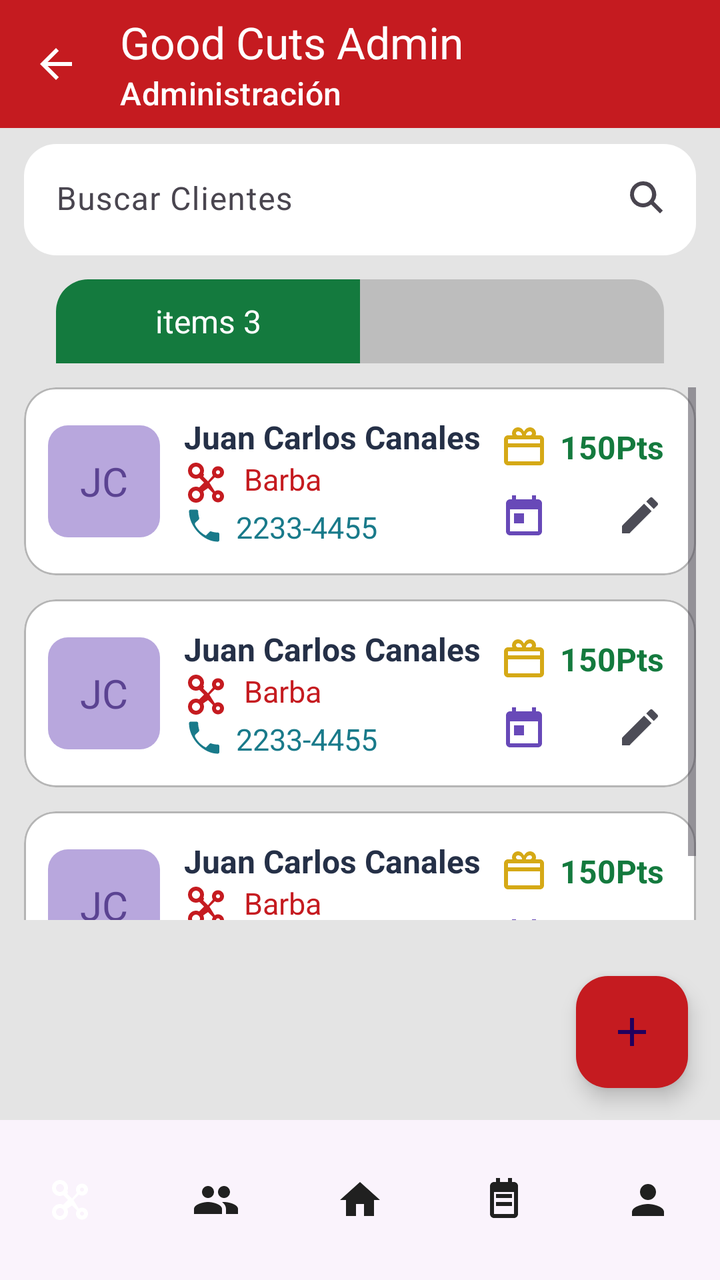
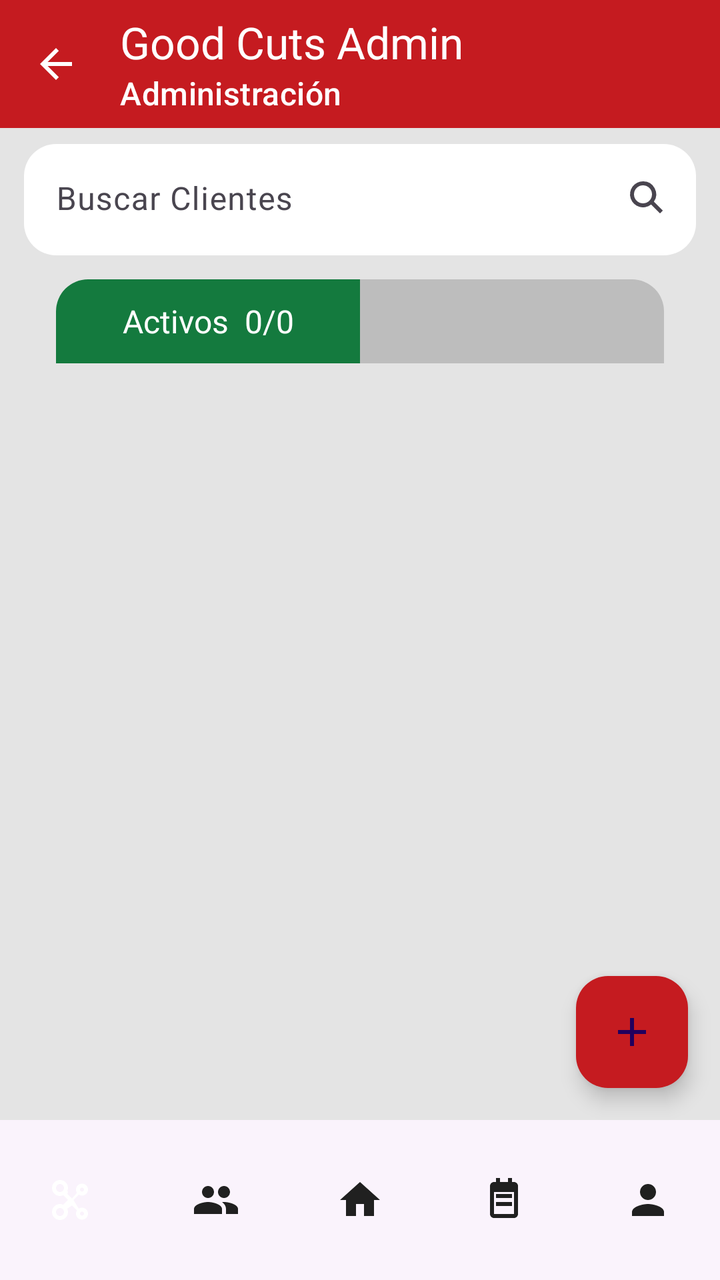

An Android layout rendered at two revisions. The XML below is the earlier revision; the diff shows what the commit changed to produce the second picture.
<!-- AndroidManifest.xml: application theme Theme.Proyect_BS -->
<!-- res/layout/pantalla_clientes.xml -->
<?xml version="1.0" encoding="utf-8"?>
<LinearLayout xmlns:android="http://schemas.android.com/apk/res/android"
    xmlns:app="http://schemas.android.com/apk/res-auto"
    android:layout_width="match_parent"
    android:layout_height="match_parent"
    android:background="#E4E4E4"
    android:fitsSystemWindows="true"
    android:orientation="vertical">
    <include layout="@layout/toolbar_admin_back" />
    <com.google.android.material.textfield.TextInputLayout
        android:id="@+id/admin_search_field"
        android:layout_width="match_parent"
        android:layout_height="wrap_content"
        android:layout_marginStart="12dp"
        android:layout_marginTop="8dp"
        android:layout_marginEnd="12dp"
        android:layout_marginBottom="12dp"
        android:hint="Buscar Clientes"
        app:boxBackgroundMode="filled"
        app:boxBackgroundColor="@android:color/white"
        app:boxStrokeWidth="0dp"
        app:boxStrokeWidthFocused="0dp"
        app:boxCornerRadiusTopStart="16dp"
        app:boxCornerRadiusTopEnd="16dp"
        app:boxCornerRadiusBottomStart="16dp"
        app:boxCornerRadiusBottomEnd="16dp"
        app:endIconMode="custom"
        app:endIconDrawable="@drawable/ic_search"
        style="@style/Widget.Material3.TextInputLayout.OutlinedBox">
        <com.google.android.material.textfield.TextInputEditText
            android:layout_width="match_parent"
            android:layout_height="wrap_content"
            android:singleLine="true" />
    </com.google.android.material.textfield.TextInputLayout>
    <LinearLayout
        android:layout_width="match_parent"
        android:layout_height="42dp"
        android:layout_marginHorizontal="28dp"
        android:orientation="horizontal">
        <TextView
            android:layout_width="0dp"
            android:layout_height="match_parent"
            android:layout_weight="1"
            android:background="@drawable/bg_filter_active_top"
            android:gravity="center"
            android:text="items 3"
            android:textColor="@android:color/white"
            android:textSize="16sp" />
        <Spinner
            android:id="@+id/dropdown_client_status"
            android:layout_width="0dp"
            android:layout_height="match_parent"
            android:layout_weight="1"
            android:background="@drawable/bg_filter_history_top"
            android:gravity="center"
            android:spinnerMode="dropdown" />
    </LinearLayout>
    <ScrollView
        android:layout_width="match_parent"
        android:layout_height="0dp"
        android:layout_weight="1"
        android:padding="12dp">
        <LinearLayout
            android:layout_width="match_parent"
            android:layout_height="wrap_content"
            android:orientation="vertical">
            <include android:id="@+id/client_item_one" layout="@layout/item_admin_client" />
            <include android:id="@+id/client_item_two" layout="@layout/item_admin_client" />
            <include android:id="@+id/client_item_three" layout="@layout/item_admin_client" />
        </LinearLayout>
    </ScrollView>
    <com.google.android.material.floatingactionbutton.FloatingActionButton
        android:id="@+id/action_add_client"
        android:layout_width="wrap_content"
        android:layout_height="wrap_content"
        android:layout_gravity="end"
        android:layout_margin="16dp"
        android:contentDescription="Agregar cliente"
        android:src="@drawable/ic_add"
        app:backgroundTint="#C51B20" />
    <include layout="@layout/admin_bottom_navigation" />
</LinearLayout>
<!-- res/layout/toolbar_admin_back.xml (included above) -->
<?xml version="1.0" encoding="utf-8"?>
<com.google.android.material.appbar.MaterialToolbar
    xmlns:android="http://schemas.android.com/apk/res/android"
    xmlns:app="http://schemas.android.com/apk/res-auto"
    android:id="@+id/toolbar_admin_back"
    android:layout_width="match_parent"
    android:layout_height="64dp"
    android:background="#C51B20"
    app:navigationIcon="@drawable/ic_arrow_back"
    app:navigationIconTint="@android:color/white"
    app:subtitle="Administración"
    app:subtitleTextColor="@android:color/white"
    app:title="Good Cuts Admin"
    app:titleTextColor="@android:color/white" />
<!-- res/layout/item_admin_client.xml (included above) -->
<?xml version="1.0" encoding="utf-8"?>
<com.google.android.material.card.MaterialCardView
    xmlns:android="http://schemas.android.com/apk/res/android"
    xmlns:app="http://schemas.android.com/apk/res-auto"
    android:layout_width="match_parent"
    android:layout_height="94dp"
    android:layout_marginBottom="12dp"
    android:clickable="false"
    app:cardBackgroundColor="@android:color/white"
    app:cardCornerRadius="16dp"
    app:cardElevation="0dp"
    app:strokeColor="#B5B5B5"
    app:strokeWidth="1dp">
    <LinearLayout
        android:layout_width="match_parent"
        android:layout_height="match_parent"
        android:gravity="center_vertical"
        android:padding="12dp">
        <TextView
            android:layout_width="56dp"
            android:layout_height="56dp"
            android:background="@drawable/bg_module_clients"
            android:gravity="center"
            android:text="JC"
            android:textColor="#5B4392"
            android:textSize="20sp" />
        <LinearLayout
            android:layout_width="0dp"
            android:layout_height="wrap_content"
            android:layout_marginStart="12dp"
            android:layout_weight="1"
            android:orientation="vertical">
            <TextView
                android:layout_width="wrap_content"
                android:layout_height="wrap_content"
                android:text="Juan Carlos Canales"
                android:textColor="#253047"
                android:textSize="16sp"
                android:textStyle="bold" />
            <TextView
                android:layout_width="wrap_content"
                android:layout_height="wrap_content"
                android:drawableStart="@drawable/ic_content_cut"
                android:drawableTint="#C51B20"
                android:drawablePadding="6dp"
                android:text="Barba"
                android:textColor="#C51B20"
                android:textSize="15sp" />
            <TextView
                android:layout_width="wrap_content"
                android:layout_height="wrap_content"
                android:drawableStart="@drawable/ic_phone"
                android:drawableTint="#197A8A"
                android:drawablePadding="6dp"
                android:text="2233-4455"
                android:textColor="#197A8A"
                android:textSize="15sp" />
        </LinearLayout>
        <LinearLayout
            android:layout_width="86dp"
            android:layout_height="match_parent"
            android:gravity="center_vertical"
            android:orientation="vertical">
            <LinearLayout
                android:layout_width="match_parent"
                android:layout_height="wrap_content"
                android:gravity="center_vertical">
                <ImageView
                    android:layout_width="24dp"
                    android:layout_height="24dp"
                    android:minWidth="44dp"
                    android:minHeight="44dp"
                    android:contentDescription="Puntos de beneficios"
                    android:src="@drawable/ic_gift"
                    android:tint="#D5A916" />
                <TextView
                    android:layout_width="wrap_content"
                    android:layout_height="wrap_content"
                    android:layout_marginStart="6dp"
                    android:text="150Pts"
                    android:textColor="#147A3E"
                    android:textSize="16sp"
                    android:textStyle="bold" />
            </LinearLayout>
            <LinearLayout
                android:layout_width="match_parent"
                android:layout_height="wrap_content"
                android:layout_marginTop="10dp"
                android:gravity="center_vertical">
                <ImageView
                    android:layout_width="24dp"
                    android:layout_height="24dp"
                    android:id="@+id/action_client_appointments"
                    android:minWidth="44dp"
                    android:minHeight="44dp"
                    android:clickable="true"
                    android:focusable="true"
                    android:contentDescription="Citas del cliente"
                    android:src="@drawable/ic_event"
                    android:tint="#6849B8" />
                <ImageView
                    android:id="@+id/action_edit_client"
                    android:layout_width="24dp"
                    android:layout_height="24dp"
                    android:layout_marginStart="34dp"
                    android:minWidth="44dp"
                    android:minHeight="44dp"
                    android:clickable="true"
                    android:focusable="true"
                    android:contentDescription="Editar cliente"
                    android:src="@drawable/ic_edit"
                    android:tint="#4C4C56" />
            </LinearLayout>
        </LinearLayout>
    </LinearLayout>
</com.google.android.material.card.MaterialCardView>
<!-- res/layout/admin_bottom_navigation.xml (included above) -->
<?xml version="1.0" encoding="utf-8"?>
<com.google.android.material.bottomnavigation.BottomNavigationView
    xmlns:android="http://schemas.android.com/apk/res/android"
    xmlns:app="http://schemas.android.com/apk/res-auto"
    android:id="@+id/admin_bottom_navigation"
    android:layout_width="match_parent"
    android:layout_height="80dp"
    android:background="#FAF3FC"
    android:elevation="0dp"
    app:itemHorizontalTranslationEnabled="false"
    app:itemActiveIndicatorStyle="@style/AdminBottomNavigationActiveIndicator"
    app:itemIconTint="@color/admin_navigation_item_tint"
    app:itemTextColor="@color/admin_navigation_item_tint"
    app:labelVisibilityMode="unlabeled"
    app:menu="@menu/admin_bottom_navigation" />
<!-- resources referenced by this layout -->
<resources>
  <!-- drawable bg_module_clients (drawable) -->
  <?xml version="1.0" encoding="utf-8"?>
  <shape xmlns:android="http://schemas.android.com/apk/res/android"
      android:shape="rectangle">
      <solid android:color="#B8A7DD" />
      <corners android:radius="10dp" />
  </shape>
  <!-- drawable ic_content_cut (drawable) -->
  <?xml version="1.0" encoding="utf-8"?>
  <vector xmlns:android="http://schemas.android.com/apk/res/android"
      android:width="24dp"
      android:height="24dp"
      android:viewportWidth="24"
      android:viewportHeight="24">
      <path
          android:fillColor="#FF000000"
          android:pathData="M9.64,7.64c0.23,-0.5 0.36,-1.05 0.36,-1.64 0,-2.21 -1.79,-4 -4,-4S2,3.79 2,6s1.79,4 4,4c0.59,0 1.14,-0.13 1.64,-0.36L10,12l-2.36,2.36C7.14,14.13 6.59,14 6,14c-2.21,0 -4,1.79 -4,4s1.79,4 4,4 4,-1.79 4,-4c0,-0.59 -0.13,-1.14 -0.36,-1.64L12,14.72l2.5,2.5c-0.31,0.46 -0.5,1.01 -0.5,1.61 0,1.66 1.34,3 3,3s3,-1.34 3,-3 -1.34,-3 -3,-3c-0.6,0 -1.15,0.19 -1.61,0.5L12.72,12l2.67,-2.67C15.85,9.62 16.4,9.8 17,9.8c1.66,0 3,-1.34 3,-3s-1.34,-3 -3,-3 -3,1.34 -3,3c0,0.6 0.18,1.15 0.47,1.61L12,11.28 9.64,8.92C9.87,8.56 10,8.11 10,7.64zM6,8C4.9,8 4,7.1 4,6s0.9,-2 2,-2 2,0.9 2,2 -0.9,2 -2,2zM6,20c-1.1,0 -2,-0.9 -2,-2s0.9,-2 2,-2 2,0.9 2,2 -0.9,2 -2,2zM17,17.8c0.57,0 1,0.43 1,1s-0.43,1 -1,1 -1,-0.43 -1,-1 0.43,-1 1,-1zM17,5.8c0.57,0 1,0.43 1,1s-0.43,1 -1,1 -1,-0.43 -1,-1 0.43,-1 1,-1z" />
  </vector>
  <!-- drawable ic_edit (drawable) -->
  <?xml version="1.0" encoding="utf-8"?>
  <vector xmlns:android="http://schemas.android.com/apk/res/android"
      android:width="24dp"
      android:height="24dp"
      android:viewportWidth="24"
      android:viewportHeight="24">
      <path
          android:fillColor="#FF000000"
          android:pathData="M3,17.25V21h3.75L17.81,9.94l-3.75,-3.75L3,17.25zM20.71,7.04c0.39,-0.39 0.39,-1.02 0,-1.41l-2.34,-2.34a0.9959,0.9959 0,0 0,-1.41 0l-1.83,1.83 3.75,3.75 1.83,-1.83z" />
  </vector>
  <!-- drawable ic_event (drawable) -->
  <?xml version="1.0" encoding="utf-8"?>
  <vector xmlns:android="http://schemas.android.com/apk/res/android"
      android:width="24dp"
      android:height="24dp"
      android:viewportWidth="24"
      android:viewportHeight="24">
      <path
          android:fillColor="#FF000000"
          android:pathData="M19,4h-1V2h-2v2H8V2H6v2H5c-1.11,0 -1.99,0.9 -1.99,2L3,20c0,1.1 0.89,2 2,2h14c1.1,0 2,-0.9 2,-2V6c0,-1.1 -0.9,-2 -2,-2zM19,20H5V9h14v11zM7,11h5v5H7z" />
  </vector>
  <!-- drawable ic_gift (drawable) -->
  <?xml version="1.0" encoding="utf-8"?>
  <vector xmlns:android="http://schemas.android.com/apk/res/android"
      android:width="24dp"
      android:height="24dp"
      android:viewportWidth="24"
      android:viewportHeight="24">
      <path
          android:fillColor="#FF000000"
          android:pathData="M20,6h-2.18c0.11,-0.31 0.18,-0.65 0.18,-1 0,-1.66 -1.34,-3 -3,-3 -1.05,0 -1.96,0.54 -2.5,1.35L12,4.07l-0.5,-0.72C10.96,2.54 10.05,2 9,2 7.34,2 6,3.34 6,5c0,0.35 0.07,0.69 0.18,1H4c-1.11,0 -1.99,0.89 -1.99,2L2,19c0,1.11 0.89,2 2,2h16c1.11,0 2,-0.89 2,-2V8c0,-1.11 -0.89,-2 -2,-2zM15,4c0.55,0 1,0.45 1,1s-0.45,1 -1,1h-2c0,-1.1 0.9,-2 2,-2zM9,4c1.1,0 2,0.9 2,2H9c-0.55,0 -1,-0.45 -1,-1s0.45,-1 1,-1zM20,19H4v-7h16v7zM20,10H4V8h16v2z" />
  </vector>
  <!-- drawable ic_phone (drawable) -->
  <vector xmlns:android="http://schemas.android.com/apk/res/android" android:width="20dp" android:height="20dp" android:viewportWidth="24" android:viewportHeight="24">
      <path android:fillColor="#FF000000" android:pathData="M6.6,10.8c1.4,2.8 3.7,5.1 6.5,6.5l2.2,-2.2c0.3,-0.3 0.7,-0.4 1.1,-0.2 1.2,0.4 2.5,0.6 3.8,0.6 0.6,0 1,0.4 1,1V20c0,0.6 -0.4,1 -1,1C11.8,21 3,12.2 3,2.8c0,-0.6 0.4,-1 1,-1H7.5c0.6,0 1,0.4 1,1 0,1.3 0.2,2.6 0.6,3.8 0.1,0.4 0,0.8 -0.2,1.1l-2.3,2.1z"/>
  </vector>
  <style name="Theme.Proyect_BS" parent="Base.Theme.Proyect_BS" />
  <style name="AdminBottomNavigationActiveIndicatorShape">
          <item name="cornerFamily">rounded</item>
          <item name="cornerSize">16dp</item>
      </style>
  <!-- unchanged entries left out for length: 7 -->
</resources>

<!-- the commit's change to res/layout/pantalla_clientes.xml (unified diff, before → after) -->
@@ -38,12 +38,13 @@
         android:layout_marginHorizontal="28dp"
         android:orientation="horizontal">
         <TextView
+            android:id="@+id/clients_active_count"
             android:layout_width="0dp"
             android:layout_height="match_parent"
             android:layout_weight="1"
             android:background="@drawable/bg_filter_active_top"
             android:gravity="center"
-            android:text="items 3"
+            android:text="Activos  0/0"
             android:textColor="@android:color/white"
             android:textSize="16sp" />
         <Spinner
@@ -61,13 +62,10 @@
         android:layout_weight="1"
         android:padding="12dp">
         <LinearLayout
+            android:id="@+id/clients_list"
             android:layout_width="match_parent"
             android:layout_height="wrap_content"
-            android:orientation="vertical">
-            <include android:id="@+id/client_item_one" layout="@layout/item_admin_client" />
-            <include android:id="@+id/client_item_two" layout="@layout/item_admin_client" />
-            <include android:id="@+id/client_item_three" layout="@layout/item_admin_client" />
-        </LinearLayout>
+            android:orientation="vertical" />
     </ScrollView>
     <com.google.android.material.floatingactionbutton.FloatingActionButton
         android:id="@+id/action_add_client"
@@ -95,123 +93,6 @@
     app:subtitleTextColor="@android:color/white"
     app:title="Good Cuts Admin"
     app:titleTextColor="@android:color/white" />
-<!-- res/layout/item_admin_client.xml (included above) -->
-<?xml version="1.0" encoding="utf-8"?>
-<com.google.android.material.card.MaterialCardView
-    xmlns:android="http://schemas.android.com/apk/res/android"
-    xmlns:app="http://schemas.android.com/apk/res-auto"
-    android:layout_width="match_parent"
-    android:layout_height="94dp"
-    android:layout_marginBottom="12dp"
-    android:clickable="false"
-    app:cardBackgroundColor="@android:color/white"
-    app:cardCornerRadius="16dp"
-    app:cardElevation="0dp"
-    app:strokeColor="#B5B5B5"
-    app:strokeWidth="1dp">
-    <LinearLayout
-        android:layout_width="match_parent"
-        android:layout_height="match_parent"
-        android:gravity="center_vertical"
-        android:padding="12dp">
-        <TextView
-            android:layout_width="56dp"
-            android:layout_height="56dp"
-            android:background="@drawable/bg_module_clients"
-            android:gravity="center"
-            android:text="JC"
-            android:textColor="#5B4392"
-            android:textSize="20sp" />
-        <LinearLayout
-            android:layout_width="0dp"
-            android:layout_height="wrap_content"
-            android:layout_marginStart="12dp"
-            android:layout_weight="1"
-            android:orientation="vertical">
-            <TextView
-                android:layout_width="wrap_content"
-                android:layout_height="wrap_content"
-                android:text="Juan Carlos Canales"
-                android:textColor="#253047"
-                android:textSize="16sp"
-                android:textStyle="bold" />
-            <TextView
-                android:layout_width="wrap_content"
-                android:layout_height="wrap_content"
-                android:drawableStart="@drawable/ic_content_cut"
-                android:drawableTint="#C51B20"
-                android:drawablePadding="6dp"
-                android:text="Barba"
-                android:textColor="#C51B20"
-                android:textSize="15sp" />
-            <TextView
-                android:layout_width="wrap_content"
-                android:layout_height="wrap_content"
-                android:drawableStart="@drawable/ic_phone"
-                android:drawableTint="#197A8A"
-                android:drawablePadding="6dp"
-                android:text="2233-4455"
-                android:textColor="#197A8A"
-                android:textSize="15sp" />
-        </LinearLayout>
-        <LinearLayout
-            android:layout_width="86dp"
-            android:layout_height="match_parent"
-            android:gravity="center_vertical"
-            android:orientation="vertical">
-            <LinearLayout
-                android:layout_width="match_parent"
-                android:layout_height="wrap_content"
-                android:gravity="center_vertical">
-                <ImageView
-                    android:layout_width="24dp"
-                    android:layout_height="24dp"
-                    android:minWidth="44dp"
-                    android:minHeight="44dp"
-                    android:contentDescription="Puntos de beneficios"
-                    android:src="@drawable/ic_gift"
-                    android:tint="#D5A916" />
-                <TextView
-                    android:layout_width="wrap_content"
-                    android:layout_height="wrap_content"
-                    android:layout_marginStart="6dp"
-                    android:text="150Pts"
-                    android:textColor="#147A3E"
-                    android:textSize="16sp"
-                    android:textStyle="bold" />
-            </LinearLayout>
-            <LinearLayout
-                android:layout_width="match_parent"
-                android:layout_height="wrap_content"
-                android:layout_marginTop="10dp"
-                android:gravity="center_vertical">
-                <ImageView
-                    android:layout_width="24dp"
-                    android:layout_height="24dp"
-                    android:id="@+id/action_client_appointments"
-                    android:minWidth="44dp"
-                    android:minHeight="44dp"
-                    android:clickable="true"
-                    android:focusable="true"
-                    android:contentDescription="Citas del cliente"
-                    android:src="@drawable/ic_event"
-                    android:tint="#6849B8" />
-                <ImageView
-                    android:id="@+id/action_edit_client"
-                    android:layout_width="24dp"
-                    android:layout_height="24dp"
-                    android:layout_marginStart="34dp"
-                    android:minWidth="44dp"
-                    android:minHeight="44dp"
-                    android:clickable="true"
-                    android:focusable="true"
-                    android:contentDescription="Editar cliente"
-                    android:src="@drawable/ic_edit"
-                    android:tint="#4C4C56" />
-            </LinearLayout>
-        </LinearLayout>
-    </LinearLayout>
-</com.google.android.material.card.MaterialCardView>
 <!-- res/layout/admin_bottom_navigation.xml (included above) -->
 <?xml version="1.0" encoding="utf-8"?>
 <com.google.android.material.bottomnavigation.BottomNavigationView
<!-- resource entries referenced after the edit -->
@@ -1,60 +1,5 @@
 <!-- resources referenced by this layout -->
 <resources>
-  <!-- drawable bg_module_clients (drawable) -->
-  <?xml version="1.0" encoding="utf-8"?>
-  <shape xmlns:android="http://schemas.android.com/apk/res/android"
-      android:shape="rectangle">
-      <solid android:color="#B8A7DD" />
-      <corners android:radius="10dp" />
-  </shape>
-  <!-- drawable ic_content_cut (drawable) -->
-  <?xml version="1.0" encoding="utf-8"?>
-  <vector xmlns:android="http://schemas.android.com/apk/res/android"
-      android:width="24dp"
-      android:height="24dp"
-      android:viewportWidth="24"
-      android:viewportHeight="24">
-      <path
-          android:fillColor="#FF000000"
-          android:pathData="M9.64,7.64c0.23,-0.5 0.36,-1.05 0.36,-1.64 0,-2.21 -1.79,-4 -4,-4S2,3.79 2,6s1.79,4 4,4c0.59,0 1.14,-0.13 1.64,-0.36L10,12l-2.36,2.36C7.14,14.13 6.59,14 6,14c-2.21,0 -4,1.79 -4,4s1.79,4 4,4 4,-1.79 4,-4c0,-0.59 -0.13,-1.14 -0.36,-1.64L12,14.72l2.5,2.5c-0.31,0.46 -0.5,1.01 -0.5,1.61 0,1.66 1.34,3 3,3s3,-1.34 3,-3 -1.34,-3 -3,-3c-0.6,0 -1.15,0.19 -1.61,0.5L12.72,12l2.67,-2.67C15.85,9.62 16.4,9.8 17,9.8c1.66,0 3,-1.34 3,-3s-1.34,-3 -3,-3 -3,1.34 -3,3c0,0.6 0.18,1.15 0.47,1.61L12,11.28 9.64,8.92C9.87,8.56 10,8.11 10,7.64zM6,8C4.9,8 4,7.1 4,6s0.9,-2 2,-2 2,0.9 2,2 -0.9,2 -2,2zM6,20c-1.1,0 -2,-0.9 -2,-2s0.9,-2 2,-2 2,0.9 2,2 -0.9,2 -2,2zM17,17.8c0.57,0 1,0.43 1,1s-0.43,1 -1,1 -1,-0.43 -1,-1 0.43,-1 1,-1zM17,5.8c0.57,0 1,0.43 1,1s-0.43,1 -1,1 -1,-0.43 -1,-1 0.43,-1 1,-1z" />
-  </vector>
-  <!-- drawable ic_edit (drawable) -->
-  <?xml version="1.0" encoding="utf-8"?>
-  <vector xmlns:android="http://schemas.android.com/apk/res/android"
-      android:width="24dp"
-      android:height="24dp"
-      android:viewportWidth="24"
-      android:viewportHeight="24">
-      <path
-          android:fillColor="#FF000000"
-          android:pathData="M3,17.25V21h3.75L17.81,9.94l-3.75,-3.75L3,17.25zM20.71,7.04c0.39,-0.39 0.39,-1.02 0,-1.41l-2.34,-2.34a0.9959,0.9959 0,0 0,-1.41 0l-1.83,1.83 3.75,3.75 1.83,-1.83z" />
-  </vector>
-  <!-- drawable ic_event (drawable) -->
-  <?xml version="1.0" encoding="utf-8"?>
-  <vector xmlns:android="http://schemas.android.com/apk/res/android"
-      android:width="24dp"
-      android:height="24dp"
-      android:viewportWidth="24"
-      android:viewportHeight="24">
-      <path
-          android:fillColor="#FF000000"
-          android:pathData="M19,4h-1V2h-2v2H8V2H6v2H5c-1.11,0 -1.99,0.9 -1.99,2L3,20c0,1.1 0.89,2 2,2h14c1.1,0 2,-0.9 2,-2V6c0,-1.1 -0.9,-2 -2,-2zM19,20H5V9h14v11zM7,11h5v5H7z" />
-  </vector>
-  <!-- drawable ic_gift (drawable) -->
-  <?xml version="1.0" encoding="utf-8"?>
-  <vector xmlns:android="http://schemas.android.com/apk/res/android"
-      android:width="24dp"
-      android:height="24dp"
-      android:viewportWidth="24"
-      android:viewportHeight="24">
-      <path
-          android:fillColor="#FF000000"
-          android:pathData="M20,6h-2.18c0.11,-0.31 0.18,-0.65 0.18,-1 0,-1.66 -1.34,-3 -3,-3 -1.05,0 -1.96,0.54 -2.5,1.35L12,4.07l-0.5,-0.72C10.96,2.54 10.05,2 9,2 7.34,2 6,3.34 6,5c0,0.35 0.07,0.69 0.18,1H4c-1.11,0 -1.99,0.89 -1.99,2L2,19c0,1.11 0.89,2 2,2h16c1.11,0 2,-0.89 2,-2V8c0,-1.11 -0.89,-2 -2,-2zM15,4c0.55,0 1,0.45 1,1s-0.45,1 -1,1h-2c0,-1.1 0.9,-2 2,-2zM9,4c1.1,0 2,0.9 2,2H9c-0.55,0 -1,-0.45 -1,-1s0.45,-1 1,-1zM20,19H4v-7h16v7zM20,10H4V8h16v2z" />
-  </vector>
-  <!-- drawable ic_phone (drawable) -->
-  <vector xmlns:android="http://schemas.android.com/apk/res/android" android:width="20dp" android:height="20dp" android:viewportWidth="24" android:viewportHeight="24">
-      <path android:fillColor="#FF000000" android:pathData="M6.6,10.8c1.4,2.8 3.7,5.1 6.5,6.5l2.2,-2.2c0.3,-0.3 0.7,-0.4 1.1,-0.2 1.2,0.4 2.5,0.6 3.8,0.6 0.6,0 1,0.4 1,1V20c0,0.6 -0.4,1 -1,1C11.8,21 3,12.2 3,2.8c0,-0.6 0.4,-1 1,-1H7.5c0.6,0 1,0.4 1,1 0,1.3 0.2,2.6 0.6,3.8 0.1,0.4 0,0.8 -0.2,1.1l-2.3,2.1z"/>
-  </vector>
   <style name="Theme.Proyect_BS" parent="Base.Theme.Proyect_BS" />
   <style name="AdminBottomNavigationActiveIndicatorShape">
           <item name="cornerFamily">rounded</item>
